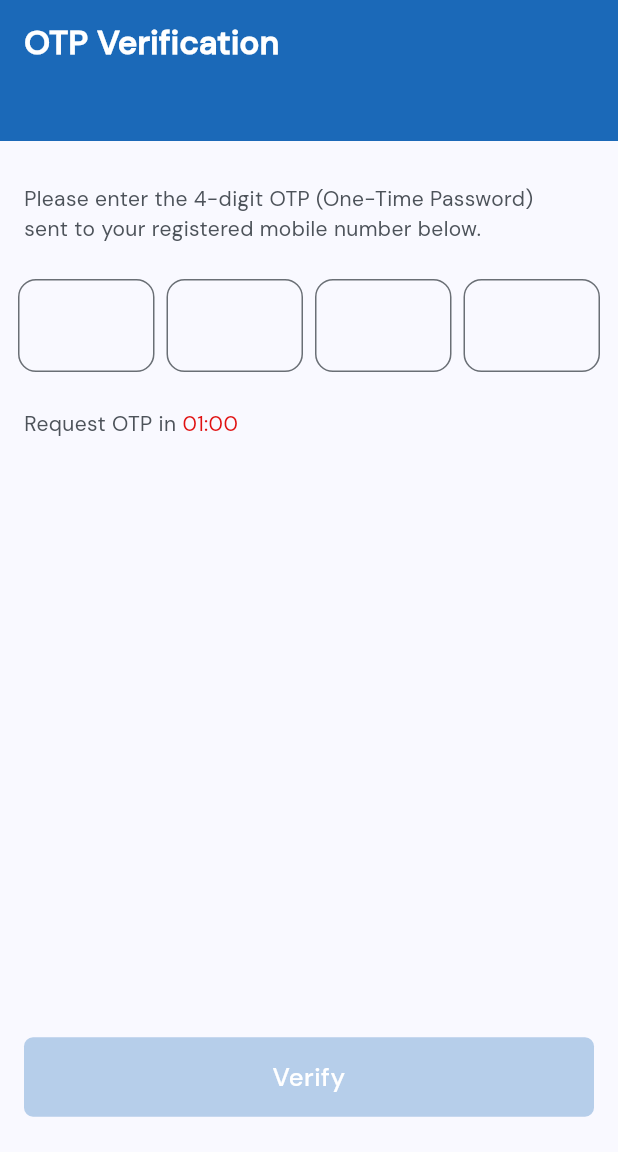
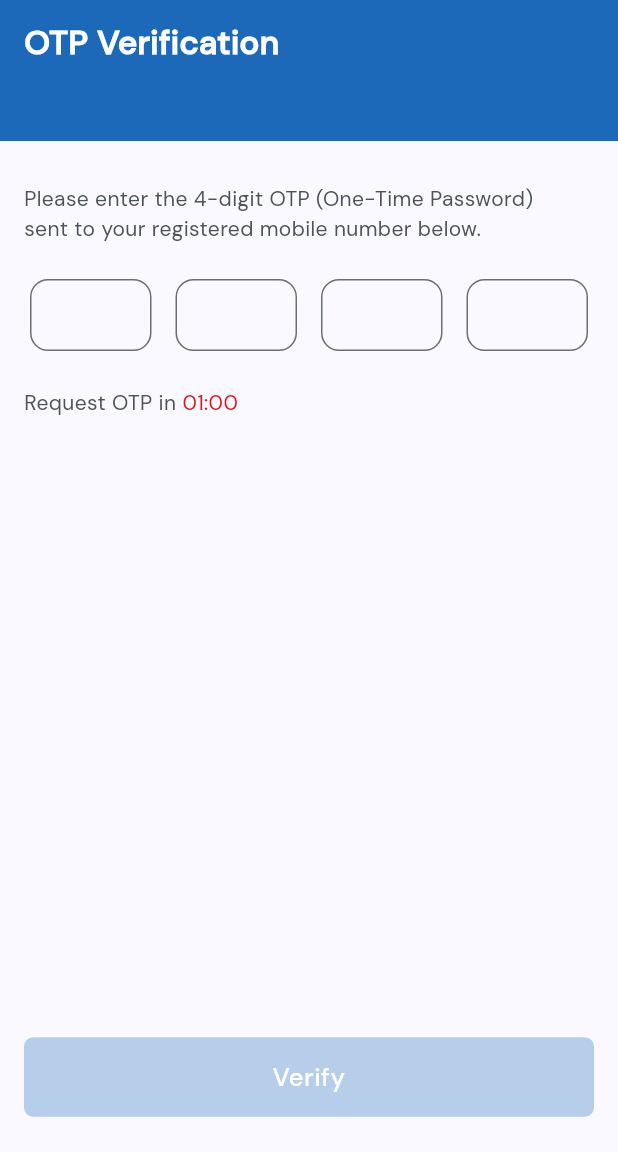
Before and after one commit to GokulGAnand/mera_partners, a Flutter app: the OtpScreen screen opened by its route, on a phone screen of 412 x 824 dp, the part 84-1236 px from its top. Run offline on Flutter 3.47's test engine with Material 3 defaults, Android fonts, the phone set to English and light mode, and no system bars; drawn by our look-alikes of pinput, sms_autofill; our stand-ins replace connectivity_plus, device_info_plus, dotted_border, firebase_core, firebase_messaging, flutter_countdown_timer and 9 more; missing offline and left inert: razorpay_flutter; accounts and stored records are empty; network calls fail; project files that could hold a hidden picture were left out.

Commit message:
otp screen blink & otp auto fill issue fixed

```diff
--- a/lib/view/login/otp_screen_ui.dart
+++ b/lib/view/login/otp_screen_ui.dart
@@ -1,3 +1,4 @@
+import 'package:flutter/widgets.dart';
 import 'package:mera_partners/utils/colors.dart';
 import 'package:mera_partners/utils/dimens.dart';
 import 'package:mera_partners/utils/strings.dart';
@@ -8,8 +9,7 @@ import 'package:mera_partners/widgets/custom_button.dart';
 import 'package:mera_partners/widgets/custom_toast.dart';
 import 'package:flutter/material.dart';
 import 'package:get/get.dart';
-import 'package:pinput/pinput.dart';
-import 'package:smart_auth/smart_auth.dart';
+import 'package:sms_autofill/sms_autofill.dart';
 
 class OtpScreen extends StatefulWidget {
   const OtpScreen({super.key});
@@ -24,14 +24,11 @@ class _OtpScreenState extends State<OtpScreen> {
           ? Get.find<LoginScreenViewModel>()
           : Get.put(LoginScreenViewModel());
 
-  late final SmsRetrieverImpl smsRetrieverImpl;
+  // late final SmsRetrieverImpl smsRetrieverImpl;
   @override
   void initState() {
     loginScreenViewModel.startTimer(60);
-    loginScreenViewModel.otpFocusNode.addListener((){
-      setState(() {});
-    });
-    smsRetrieverImpl = SmsRetrieverImpl(SmartAuth());
+    loginScreenViewModel.listenOtp();
     super.initState();
   }
 
@@ -40,8 +37,7 @@ class _OtpScreenState extends State<OtpScreen> {
     if (loginScreenViewModel.timer != null) {
       loginScreenViewModel.timer!.cancel();
     }
-    loginScreenViewModel.otpTextField.clear();
-    // loginScreenViewModel.
+    SmsAutoFill().unregisterListener();
     super.dispose();
   }
 
@@ -64,44 +60,25 @@ class _OtpScreenState extends State<OtpScreen> {
               height: Dimens.standard_24,
             ),
             Padding(
-              padding: const EdgeInsets.symmetric(horizontal: 12.0),
-              child: Align(
-                alignment: Alignment.center,
-                child: Pinput(
-                  smsRetriever: smsRetrieverImpl,
-                          defaultPinTheme:  PinTheme(
-                            width: MediaQuery.of(context).size.width / 4,
-                            height: 62,
-                            textStyle: TextStyle(fontSize: 20, color: Color.fromRGBO(30, 60, 87, 1), fontWeight: FontWeight.w600),
-                            decoration: BoxDecoration(
-                              border: Border.all(color: MyColors.grey),
-                              borderRadius: BorderRadius.all(Radius.circular(12.0),),
+              padding: const EdgeInsets.symmetric(horizontal: 20.0),
+              child: PinFieldAutoFill(
+                currentCode: loginScreenViewModel.otpValue.value,
+                keyboardType: TextInputType.number,
+                decoration: BoxLooseDecoration(
+                  textStyle: const TextStyle(fontSize: 20, color: MyColors.black, fontWeight: FontWeight.w600),
+                  strokeColorBuilder: PinListenColorBuilder(MyColors.kPrimaryColor, MyColors.grey),
+                  bgColorBuilder: const FixedColorBuilder(Colors.transparent),
+                  radius: const Radius.circular(12.0)
                 ),
-                          ),
-                          focusedPinTheme: PinTheme(
-                            width: MediaQuery.of(context).size.width / 4,
-                            height: 62,
-                            textStyle: TextStyle(fontSize: 20, color: Color.fromRGBO(30, 60, 87, 1), fontWeight: FontWeight.w600),
-                            decoration: BoxDecoration(
-                              border: Border.all(color: MyColors.kPrimaryColor, width: 1),
-                              borderRadius: BorderRadius.all(Radius.circular(12.0),),
-                            ),
-                          ),
-                          length: 4,
-                          onChanged: (value) {
+                codeLength: 4,
+                  onCodeChanged: (value) {
+                    loginScreenViewModel.otpValue.value = value!;
                     if(value.length == 4){
                         loginScreenViewModel.buttonDisable.value = false;
                     } else {
                         loginScreenViewModel.buttonDisable.value = true;
                     }
                   },
-                          pinAnimationType: PinAnimationType.none,
-                          isCursorAnimationEnabled: false,
-                          controller: loginScreenViewModel.otpTextField,
-                          focusNode: loginScreenViewModel.otpFocusNode,
-                          showCursor: true,
-
-                        ),
                 ),
             ),
             SizedBox(
@@ -171,26 +148,3 @@ class _OtpScreenState extends State<OtpScreen> {
     );
   }
 }
-
-class SmsRetrieverImpl implements SmsRetriever {
-  const SmsRetrieverImpl(this.smartAuth);
-
-  final SmartAuth smartAuth;
-
-  @override
-  Future<void> dispose() {
-    return smartAuth.removeSmsListener();
-  }
-
-  @override
-  Future<String?> getSmsCode() async {
-    final res = await smartAuth.getSmsCode();
-    if (res.succeed && res.codeFound) {
-      return res.code!;
-    }
-    return null;
-  }
-
-  @override
-  bool get listenForMultipleSms => false;
-}
--- a/pubspec.yaml
+++ b/pubspec.yaml
@@ -55,8 +55,9 @@ dependencies:
   firebase_core:
   firebase_messaging: ^14.9.2
   http_parser:
-  pinput: ^5.0.0
-  smart_auth: ^2.0.0
+  # pinput: ^5.0.0
+  # smart_auth: ^2.0.0
+  sms_autofill: ^2.4.0
 
 dev_dependencies:
   flutter_test:
```
Also changed, not shown: lib/view_model/login/login_view_model.dart (+15 -5 lines), pubspec.lock, 6 other files. Lines whose indentation alone changed are shown as unchanged.
